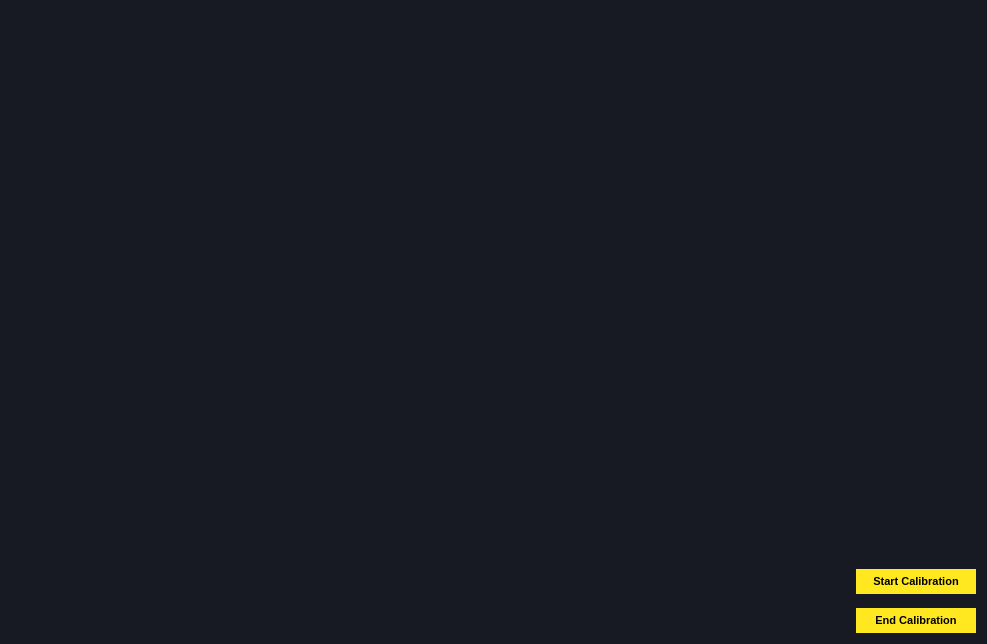
First picture: the form in ui/fullScreenCalibrationOverlay.ui, repository MartinRapcan/EyeTracking, before the edit.
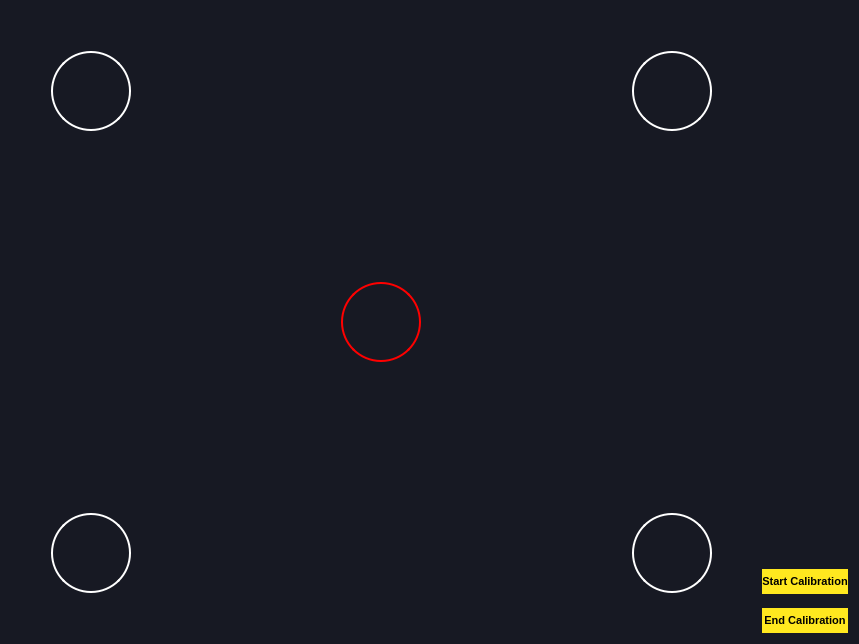
Second picture: the form after the edit.

Commit message: feat: added styles to calibration QLabel

What changed in the file:
```diff
--- a/ui/fullScreenCalibrationOverlay.ui
+++ b/ui/fullScreenCalibrationOverlay.ui
@@ -6,7 +6,7 @@
    <rect>
     <x>0</x>
     <y>0</y>
-    <width>987</width>
+    <width>859</width>
     <height>644</height>
    </rect>
   </property>
@@ -42,6 +42,13 @@
              <height>80</height>
             </size>
            </property>
+           <property name="styleSheet">
+            <string notr="true">QLabel {
+border: 2px solid white;
+ border-radius: 40px;
+}
+</string>
+           </property>
            <property name="text">
             <string/>
            </property>
@@ -93,6 +100,13 @@
              <height>80</height>
             </size>
            </property>
+           <property name="styleSheet">
+            <string notr="true">QLabel {
+border: 2px solid white;
+ border-radius: 40px;
+}
+</string>
+           </property>
            <property name="text">
             <string/>
            </property>
@@ -193,6 +207,13 @@
              <height>80</height>
             </size>
            </property>
+           <property name="styleSheet">
+            <string notr="true">QLabel {
+border: 2px solid red;
+ border-radius: 40px;
+}
+</string>
+           </property>
            <property name="text">
             <string/>
            </property>
@@ -290,6 +311,13 @@
              <height>80</height>
             </size>
            </property>
+           <property name="styleSheet">
+            <string notr="true">QLabel {
+border: 2px solid white;
+ border-radius: 40px;
+}
+</string>
+           </property>
            <property name="text">
             <string/>
            </property>
@@ -309,6 +337,13 @@
              <height>80</height>
             </size>
            </property>
+           <property name="styleSheet">
+            <string notr="true">QLabel {
+border: 2px solid white;
+ border-radius: 40px;
+}
+</string>
+           </property>
            <property name="text">
             <string/>
            </property>
@@ -371,7 +406,7 @@
              </property>
              <property name="maximumSize">
               <size>
-               <width>16777215</width>
+               <width>100</width>
                <height>25</height>
               </size>
              </property>
@@ -409,7 +444,7 @@
              </property>
              <property name="maximumSize">
               <size>
-               <width>16777215</width>
+               <width>100</width>
                <height>25</height>
               </size>
              </property>
@@ -447,7 +482,7 @@
               <enum>Qt::Horizontal</enum>
              </property>
              <property name="sizeType">
-              <enum>QSizePolicy::MinimumExpanding</enum>
+              <enum>QSizePolicy::Expanding</enum>
              </property>
              <property name="sizeHint" stdset="0">
               <size>
```
